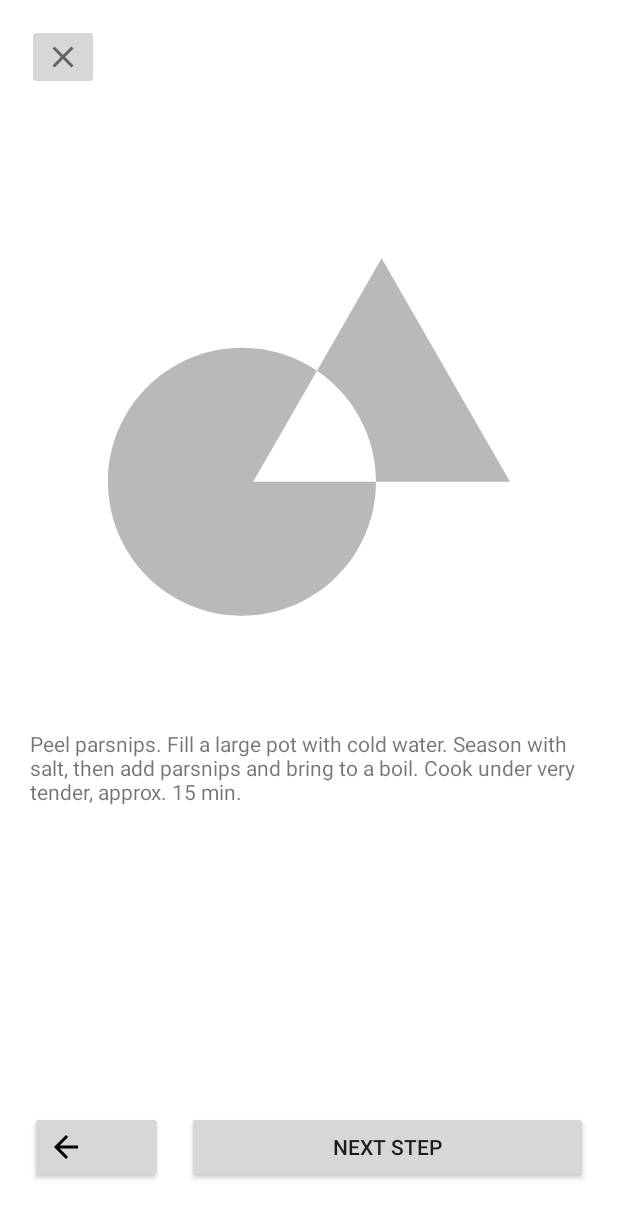
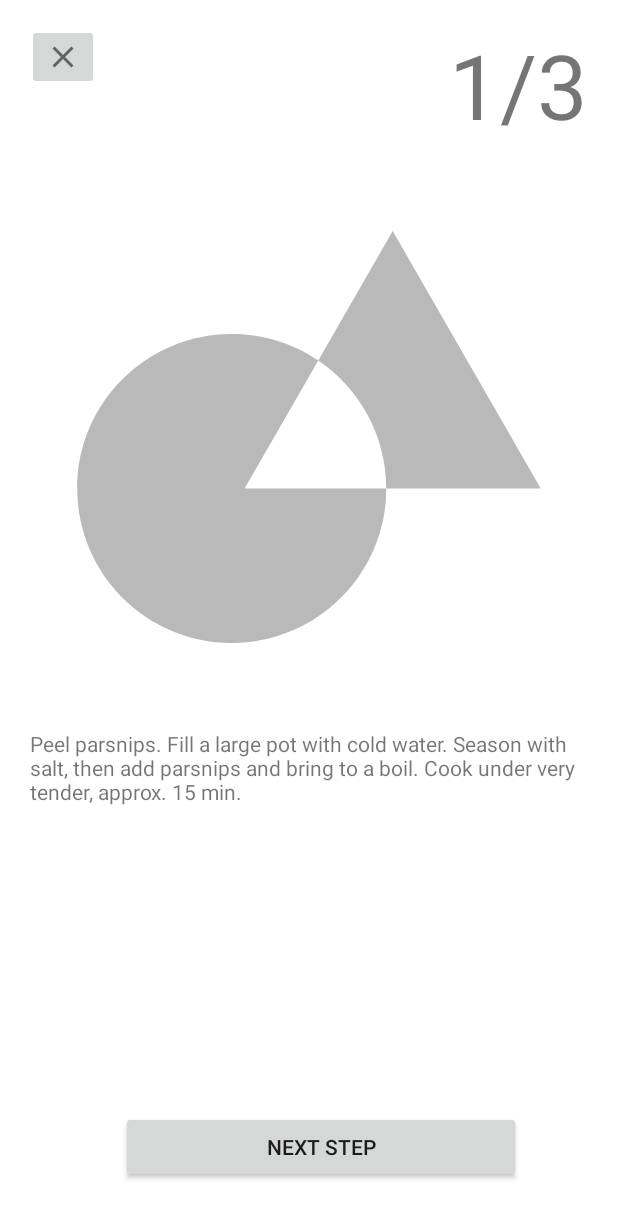
Before and after one commit to sehgalromal/FoodChef, an Android app: the screen it shows after launch (InstructionsActivity), on a phone screen of 412 x 824 dp. Shown: the top 1218 px of the screen. Run offline under Robolectric (Android 15) with nearby library versions, the phone set to English and light mode, and no system bars; our stand-ins replace Picasso; pictures from the network do not load.

Commit message:
added logic for the step-by-step instruction implementation

```diff
--- a/app/src/main/java/com/justifiers/foodchef/Instructions/InstructionsActivity.java
+++ b/app/src/main/java/com/justifiers/foodchef/Instructions/InstructionsActivity.java
@@ -4,34 +4,176 @@ import androidx.appcompat.app.AppCompatActivity;
 import androidx.viewpager.widget.ViewPager;
 
 import android.os.Bundle;
+import android.util.Log;
+import android.view.View;
+import android.view.Window;
+import android.view.WindowManager;
+import android.widget.Button;
+import android.widget.TextView;
 
 import com.justifiers.foodchef.R;
 
 import java.util.ArrayList;
 import java.util.List;
 
+enum PositionState {TO_LAST, FROM_LAST, TO_FIRST, FROM_FIRST, NONE}
+
 public class InstructionsActivity extends AppCompatActivity {
 
+    private static final String TAG = "InstructionsActivity";
+
+    private Button btnNextStep;
+    private Button btnPreviousStep;
+    private TextView txtStepNumber;
     private ViewPager stepPager;
     private InstructionsViewPagerAdapter instructionsViewPagerAdapter;
+
+    private List<InstructionItem> steps;
+    private int position = 0;
 
     @Override
     protected void onCreate(Bundle savedInstanceState) {
         super.onCreate(savedInstanceState);
+        enableFullScreenMode();
         setContentView(R.layout.activity_instructions);
 
-        String imageOne = "https://images.pexels.com/photos/5938/food-salad-healthy-lunch.jpg?auto=compress&cs=tinysrgb&dpr=2&w=500";
+        configureViewPager();
+        configureNavigationButtons();
+        configureTextViews();
+    }
+
+    protected void configureTextViews() {
+
+        txtStepNumber = findViewById(R.id.txt_instr_step);
+        updateStepNumber(position);
+    }
+
+    protected void updateStepNumber(int newPosition) {
+
+        this.position = newPosition;
+        String stepNumber = String.format("%d/%d", position + 1, steps.size());
+        txtStepNumber.setText(stepNumber);
+    }
+
+    protected void configureNavigationButtons() {
+
+        btnNextStep = findViewById(R.id.btn_instr_next);
+        btnNextStep.setOnClickListener(new View.OnClickListener() {
+            @Override
+            public void onClick(View v) {
+
+                int position = stepPager.getCurrentItem();
+                if (position < steps.size()) {
+                    stepPager.setCurrentItem(position + 1);
+                }
+            }
+        });
+
+        btnPreviousStep = findViewById(R.id.btn_instr_back);
+        btnPreviousStep.setOnClickListener(new View.OnClickListener() {
+            @Override
+            public void onClick(View v) {
+
+                int position = stepPager.getCurrentItem();
+                if (position > 0) {
+                    stepPager.setCurrentItem(position - 1);
+                }
+            }
+        });
+
+        // configure initial state
+        btnPreviousStep.setVisibility(View.GONE);
+    }
+
+    protected void configureViewPager() {
+
+        // TODO: Remove test data
+        String imageOne = "https://images.kitchenstories.io/wagtailOriginalImages/R1815-photo-step-1/R1815-photo-step-1-large-landscape-150.jpg";
         String descOne = "Peel parsnips. Fill a large pot with cold water. Season with salt, then add parsnips and bring to a boil. Cook under very tender, approx. 15 min.";
 
-        String imageTwo = "https://images.pexels.com/photos/1099680/pexels-photo-1099680.jpeg?auto=compress&cs=tinysrgb&dpr=2&w=500";
+        String imageTwo = "https://images.kitchenstories.io/wagtailOriginalImages/R1815-photo-step-2/R1815-photo-step-2-large-landscape-150.jpg";
         String descTwo = "In the meantime, roughly chop Kalamata olives, capers, garlic, parsley, and mint, then add to a bowl. Zest the lemon over the bowl, then add the lemon juice and olive oil. Season with salt and pepper and mix to combine.";
 
-        List<InstructionItem> steps = new ArrayList<>();
+        String imageThree = "https://images.kitchenstories.io/wagtailOriginalImages/R1815-photo-step-4/R1815-photo-step-4-large-landscape-150.jpg";
+        String descThree = "Once the parsnips are tender, drain them and season with salt. Add butter, milk and nutmeg to the pot, mix to combine, then purée with a hand mixer.";
+
+        steps = new ArrayList<>();
         steps.add(new InstructionItem(descOne, imageOne, 0));
-        steps.add(new InstructionItem(descTwo, imageTwo, 0));
+        steps.add(new InstructionItem(descTwo, imageTwo, 1));
+        steps.add(new InstructionItem(descThree, imageThree, 2));
 
         stepPager = findViewById(R.id.steps_view_pager);
         instructionsViewPagerAdapter = new InstructionsViewPagerAdapter(this, steps);
         stepPager.setAdapter(instructionsViewPagerAdapter);
+
+        stepPager.addOnPageChangeListener(new ViewPager.OnPageChangeListener() {
+            @Override
+            public void onPageScrolled(int position, float positionOffset, int positionOffsetPixels) {
+//                Log.d(TAG, "onPageScrolled: changed to " + position);
+            }
+
+            @Override
+            public void onPageSelected(int position) {
+                Log.d(TAG, "onPageSelected: " + position);
+
+                // additional configuration for different moving states
+                switch (getMovingState(position)) {
+                    case TO_LAST:
+                        btnNextStep.setText(R.string.next_btn_title_finish);
+                        break;
+                    case FROM_LAST:
+                        btnNextStep.setText(R.string.next_btn_title_instruct);
+                        break;
+                    case TO_FIRST:
+                        btnPreviousStep.setVisibility(View.GONE);
+                        break;
+                    case FROM_FIRST:
+                        btnPreviousStep.setVisibility(View.VISIBLE);
+                        break;
+                    default:
+                        // do nothing
+                }
+
+                updateStepNumber(position);
+            }
+
+            @Override
+            public void onPageScrollStateChanged(int state) {
+//                Log.d(TAG, "onPageScrollStateChanged: " + state);
+            }
+        });
+    }
+
+    protected void enableFullScreenMode() {
+
+        requestWindowFeature(Window.FEATURE_NO_TITLE);
+        getWindow().setFlags(WindowManager.LayoutParams.FLAG_FULLSCREEN, WindowManager.LayoutParams.FLAG_FULLSCREEN);
+
+        // uncomment this line if there will be navigation bar at the top
+//        getSupportActionBar().hide();
+    }
+
+    protected PositionState getMovingState(int newPosition) {
+
+        int lastPosition = position;
+        int maxPosition = steps.size() - 1;
+        Log.d(TAG, "getMovingState: lastPosition = " + lastPosition + " maxPosition " + maxPosition + "new position " + newPosition);
+        if (lastPosition == 1 && newPosition == 0) {
+            return PositionState.TO_FIRST;
+        }
+
+        if (lastPosition == 0 && newPosition == 1) {
+            return PositionState.FROM_FIRST;
+        }
+
+        if (lastPosition == maxPosition - 1 && newPosition == maxPosition) {
+            return PositionState.TO_LAST;
+        }
+
+        if (lastPosition == maxPosition && newPosition == maxPosition - 1) {
+            return PositionState.FROM_LAST;
+        }
+
+        return PositionState.NONE;
     }
 }
--- a/app/src/main/res/layout/activity_instructions.xml
+++ b/app/src/main/res/layout/activity_instructions.xml
@@ -38,6 +38,7 @@
         android:layout_marginStart="20dp"
         android:layout_marginEnd="20dp"
         android:layout_marginBottom="35dp"
+        android:gravity="center_horizontal|center_vertical"
         android:orientation="horizontal"
         android:weightSum="4"
         app:layout_constraintBottom_toBottomOf="parent"
@@ -49,7 +50,8 @@
             android:layout_width="0dp"
             android:layout_height="48dp"
             android:layout_weight="1"
-            android:drawableLeft="@drawable/ic_arrow_back" />
+            android:drawableLeft="@drawable/ic_arrow_back"
+            android:visibility="visible" />
 
         <Button
             android:id="@+id/btn_instr_next"
--- a/app/src/main/res/layout/layout_step.xml
+++ b/app/src/main/res/layout/layout_step.xml
@@ -14,6 +14,7 @@
         android:layout_height="0dp"
         android:layout_weight="3"
         android:adjustViewBounds="false"
+        android:scaleType="centerCrop"
         app:srcCompat="@drawable/ic_asset_image_placeholder" />
 
     <TextView
--- a/app/src/main/res/values/strings.xml
+++ b/app/src/main/res/values/strings.xml
@@ -115,5 +115,9 @@
     </string>
     <string name="attachment_summary_off">Only download attachments when manually requested</string>
     <string name="search_title">search_area</string>
+
+    <!-- Instructions -->
     <string name="next_btn_title_instruct">Next Step</string>
+    <string name="next_btn_title_finish">Finish</string>
+
 </resources>
```
